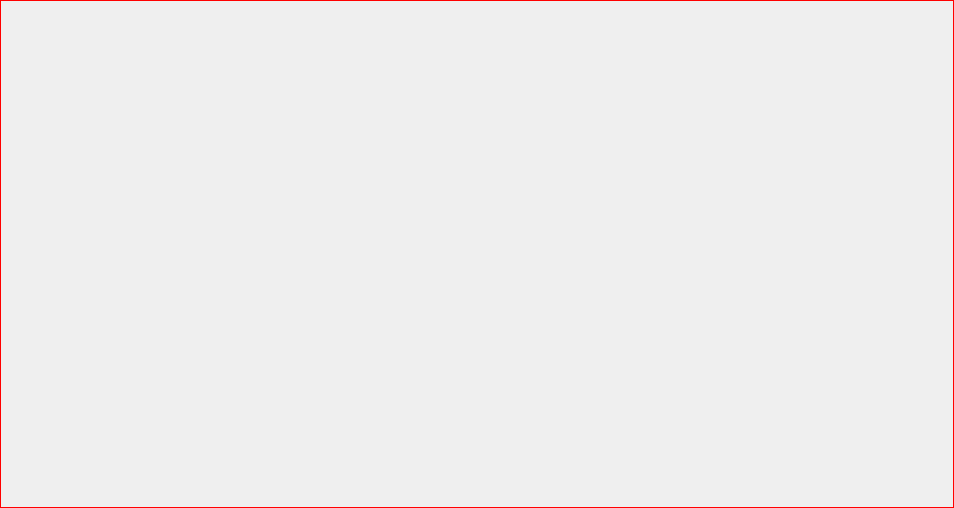
dshadow0943/LittleSunInputMethod, file src/keyboard/ui/softkeyboard.ui: the form before one commit.
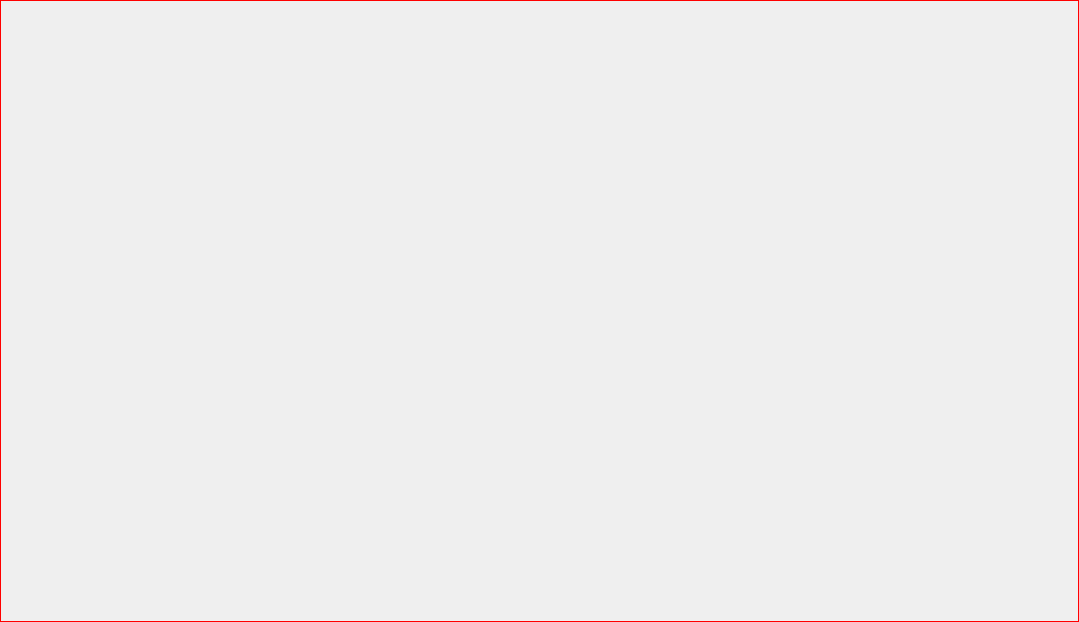
The form after the commit.

What changed in the file:
```diff
--- a/src/keyboard/ui/softkeyboard.ui
+++ b/src/keyboard/ui/softkeyboard.ui
@@ -6,8 +6,8 @@
    <rect>
     <x>0</x>
     <y>0</y>
-    <width>954</width>
-    <height>508</height>
+    <width>1079</width>
+    <height>622</height>
    </rect>
   </property>
   <property name="windowTitle">
@@ -16,21 +16,27 @@
   <property name="styleSheet">
    <string notr="true">#SoftKeyboard{border:1px solid red; }</string>
   </property>
+  <widget class="QWidget" name="keyboard" native="true">
+   <property name="geometry">
+    <rect>
+     <x>0</x>
+     <y>-1</y>
+     <width>1081</width>
+     <height>621</height>
+    </rect>
+   </property>
   <layout class="QHBoxLayout" name="horizontalLayout">
-   <property name="spacing">
-    <number>5</number>
-   </property>
    <property name="leftMargin">
-    <number>2</number>
+     <number>0</number>
    </property>
    <property name="topMargin">
-    <number>2</number>
+     <number>0</number>
    </property>
    <property name="rightMargin">
-    <number>2</number>
+     <number>0</number>
    </property>
    <property name="bottomMargin">
-    <number>2</number>
+     <number>0</number>
    </property>
    <item>
     <widget class="QWidget" name="key_tabs" native="true">
@@ -117,6 +123,7 @@
     </widget>
    </item>
   </layout>
+  </widget>
  </widget>
  <resources/>
  <connections/>
```
Lines whose indentation alone changed are shown as unchanged.
